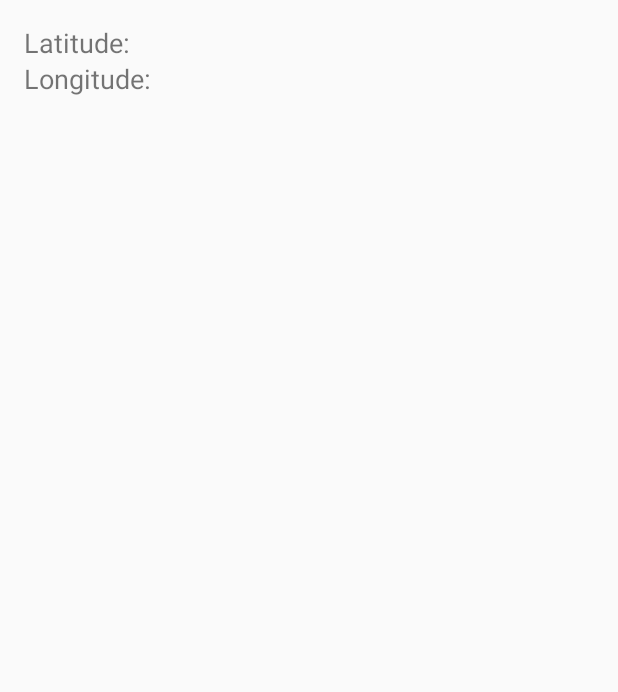
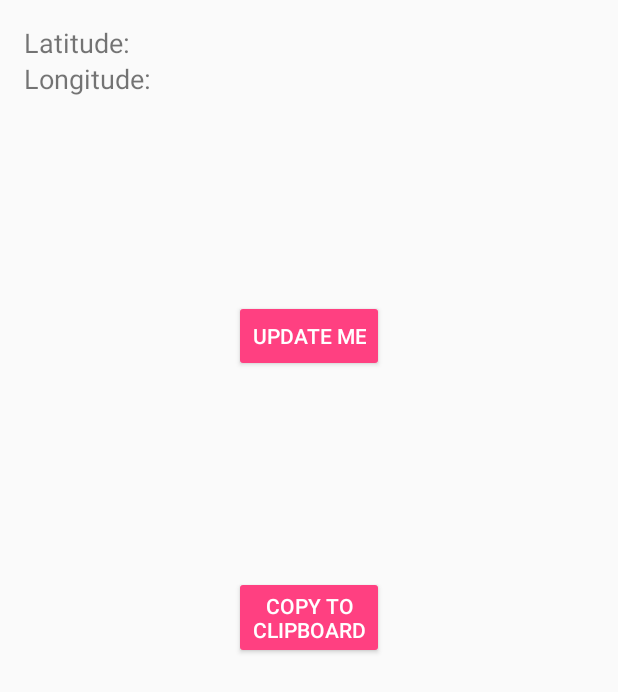
Before and after one commit to zenoualex/ChatRoom, an Android app: the screen it shows after launch once a user with an empty profile is signed in (GeoLoc), after a tap on "Geo Location", on a phone screen of 412 x 824 dp. Shown: the top 692 px of the screen. Run offline under Robolectric (Android 15) with nearby library versions, the phone set to English and light mode, and no system bars; our stand-ins replace Firebase (no records; nobody signed in at launch, a user with empty details on screens opened directly); 1 other tap on this screen came first.

Commit message:
Geo Location Update ver.2

```diff
--- a/app/src/main/AndroidManifest.xml
+++ b/app/src/main/AndroidManifest.xml
@@ -9,9 +9,9 @@
     <uses-permission android:name="android.permission.READ_PROFILE" />
     <uses-permission android:name="android.permission.READ_CONTACTS" />
     <uses-permission android:name="android.permission.INTERNET" />
+    <uses-permission android:name="android.permission.VIBRATE"/>  <!-- Import For Vibration -->
     <uses-permission android:name="android.permission.ACCESS_FINE_LOCATION" />
     <uses-permission android:name="android.permission.ACCESS_COARSE_LOCATION" />
-    <uses-permission android:name="android.permission.VIBRATE"/>  <!-- Import For Vibration -->
 
     <application
         android:allowBackup="true"
--- a/app/src/main/java/groupass/amc/chatroom/GeoLoc/GeoLoc.java
+++ b/app/src/main/java/groupass/amc/chatroom/GeoLoc/GeoLoc.java
@@ -5,6 +5,8 @@ package groupass.amc.chatroom.GeoLoc;
  */
 
 import android.Manifest;
+import android.content.ClipData;
+import android.content.ClipboardManager;
 import android.content.Context;
 import android.content.DialogInterface;
 import android.content.Intent;
@@ -14,9 +16,12 @@ import android.location.LocationManager;
 import android.os.Bundle;
 import android.provider.Settings;
 import android.support.v4.app.ActivityCompat;
+import android.support.v4.content.ContextCompat;
 import android.support.v7.app.AlertDialog;
 import android.support.v7.app.AppCompatActivity;
 import android.util.Log;
+import android.view.View;
+import android.widget.Button;
 import android.widget.TextView;
 import android.widget.Toast;
 
@@ -25,6 +30,7 @@ import com.google.android.gms.common.api.GoogleApiClient;
 import com.google.android.gms.location.LocationRequest;
 import com.google.android.gms.location.LocationServices;
 import com.google.android.gms.maps.model.LatLng;
+
 
 import groupass.amc.chatroom.R;
 
@@ -37,7 +43,7 @@ public class GeoLoc extends AppCompatActivity implements GoogleApiClient.Connect
     private GoogleApiClient mGoogleApiClient;
     private Location mLocation;
     private LocationManager mLocationManager;
-
+    private Button Updateme, copy;
     private LocationRequest mLocationRequest;
     private com.google.android.gms.location.LocationListener listener;
     private long UPDATE_INTERVAL = 2 * 1000;  /* 10 secs */
@@ -48,10 +54,11 @@ public class GeoLoc extends AppCompatActivity implements GoogleApiClient.Connect
     protected void onCreate(Bundle savedInstanceState) {
         super.onCreate(savedInstanceState);
         setContentView(R.layout.geo_loc);
-
+        ActivityCompat.requestPermissions(this,new String[]{Manifest.permission.ACCESS_FINE_LOCATION}, 1);
         mLatitudeTextView = (TextView) findViewById((R.id.latitude_textview));
         mLongitudeTextView = (TextView) findViewById((R.id.longitude_textview));
-
+        Updateme = (Button) findViewById(R.id.updateme);
+        copy = (Button) findViewById(R.id.copy);
         mGoogleApiClient = new GoogleApiClient.Builder(this)
                 .addConnectionCallbacks(this)
                 .addOnConnectionFailedListener(this)
@@ -60,7 +67,28 @@ public class GeoLoc extends AppCompatActivity implements GoogleApiClient.Connect
 
         mLocationManager = (LocationManager)this.getSystemService(Context.LOCATION_SERVICE);
 
-        checkLocation(); //check whether location service is enable or not in your  phone
+            Updateme.setOnClickListener(new View.OnClickListener() {
+            @Override
+            public void onClick(View view) {
+                startLocationUpdates();
+
+            }
+        });
+
+        copy.setOnClickListener(new View.OnClickListener() {
+            @Override
+            public void onClick(View view) {
+                String Copy1 = mLatitudeTextView.getText().toString();
+                String Copy2 = mLongitudeTextView.getText().toString();
+                String Copy3 = ("My Location is: "+"Latitude: "+Copy1+","+" Longitude: "+Copy2);
+                ClipboardManager clipboard = (ClipboardManager) getSystemService(Context.CLIPBOARD_SERVICE);
+                ClipData clip = ClipData.newPlainText("Copied", Copy3);
+                clipboard.setPrimaryClip(clip);
+                Toast.makeText(getApplicationContext(), "Frog Chat: Cordinates Copied!",
+                        Toast.LENGTH_SHORT).show();
+
+            }
+        });
     }
 
     @Override
@@ -154,40 +182,12 @@ public class GeoLoc extends AppCompatActivity implements GoogleApiClient.Connect
         LatLng latLng = new LatLng(location.getLatitude(), location.getLongitude());
     }
 
-    private boolean checkLocation() {
-        if(!isLocationEnabled())
-            showAlert();
-        return isLocationEnabled();
+
+    public boolean checkLocationPermission()
+    {
+        String permission = "android.permission.ACCESS_FINE_LOCATION";
+        int res = this.checkCallingOrSelfPermission(permission);
+        return (res == PackageManager.PERMISSION_GRANTED);
     }
 
-    private void showAlert() {
-        final AlertDialog.Builder dialog = new AlertDialog.Builder(this);
-        dialog.setTitle("Enable Location")
-                .setMessage("Your Locations Settings is set to 'Off'.\nPlease Enable Location to " +
-                        "use this app")
-                .setPositiveButton("Location Settings", new DialogInterface.OnClickListener() {
-                    @Override
-                    public void onClick(DialogInterface paramDialogInterface, int paramInt) {
-
-                        Intent myIntent = new Intent(Settings.ACTION_LOCATION_SOURCE_SETTINGS);
-                        startActivity(myIntent);
-                    }
-                })
-                .setNegativeButton("Cancel", new DialogInterface.OnClickListener() {
-                    @Override
-                    public void onClick(DialogInterface paramDialogInterface, int paramInt) {
-
-                    }
-                });
-        dialog.show();
-    }
-
-    private boolean isLocationEnabled() {
-        locationManager = (LocationManager) getSystemService(Context.LOCATION_SERVICE);
-        return locationManager.isProviderEnabled(LocationManager.GPS_PROVIDER) ||
-                locationManager.isProviderEnabled(LocationManager.NETWORK_PROVIDER);
-    }
-
-
-
 }
--- a/app/src/main/java/groupass/amc/chatroom/MainActivity.java
+++ b/app/src/main/java/groupass/amc/chatroom/MainActivity.java
@@ -182,16 +182,18 @@ public class MainActivity extends AppCompatActivity implements NavigationView.On
 
     public void request_user_name() {
         if (name == null) {
-            AlertDialog.Builder builder = new AlertDialog.Builder(this);
+            final AlertDialog.Builder builder = new AlertDialog.Builder(this);
             builder.setTitle("Enter name your Nickname:");
-
             final EditText input_field = new EditText(this);
-
             builder.setView(input_field);
             builder.setPositiveButton("OK", new DialogInterface.OnClickListener() {
                 @Override
                 public void onClick(DialogInterface dialogInterface, int i) {
-                    name = input_field.getText().toString();
+                    if (input_field.getText() == null){
+                        return;
+                    } else {
+                        name = input_field.getText().toString();
+                    }
                 }
             });
             builder.show();
--- a/app/src/main/res/layout/geo_loc.xml
+++ b/app/src/main/res/layout/geo_loc.xml
@@ -44,6 +44,25 @@
         android:layout_toRightOf="@+id/longitude"
         android:textSize="16sp"/>
 
+    <Button
+        android:id="@+id/updateme"
+        style="@style/Widget.AppCompat.Button.Colored"
+        android:layout_width="wrap_content"
+        android:layout_height="wrap_content"
+        android:text="Update Me"
+        android:layout_below="@+id/longitude"
+        android:layout_centerHorizontal="true"
+        android:layout_marginTop="135dp" />
+
+    <Button
+        android:id="@+id/copy"
+        style="@style/Widget.AppCompat.Button.Colored"
+        android:layout_width="wrap_content"
+        android:layout_height="wrap_content"
+        android:text="Copy to Clipboard"
+        android:layout_centerVertical="true"
+        android:layout_alignStart="@+id/updateme"
+        android:layout_alignEnd="@+id/updateme" />
 
 
 </RelativeLayout>
```
Also changed, not shown: app/build.gradle (+6 -5 lines).
